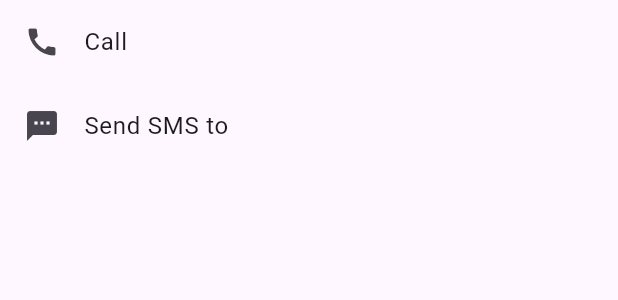
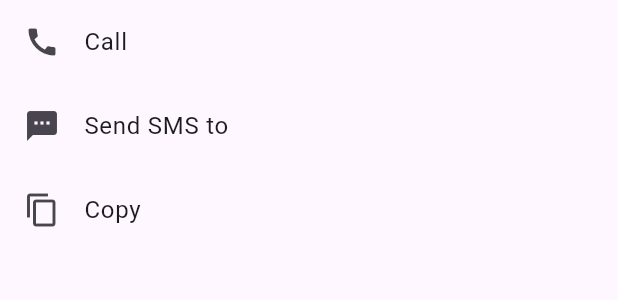
Before and after one commit to LGiki/qr-tools, a Flutter app: the PhoneNumberDetail widget shown alone on an empty page, opened directly with empty values, on a phone screen of 412 x 824 dp. Shown: the top 300 px of the screen. Run offline on Flutter 3.47's test engine with Material 2 defaults, Android fonts, the light colour scheme and no system bars; our stand-ins replace flutter_colorpicker, fluttertoast, image_picker, package_info_plus, qr_flutter; missing offline and left inert: mobile_scanner.

Commit message:
Add copy phone number button

```diff
--- a/lib/widgets/barcode_detail/phone_number_detail.dart
+++ b/lib/widgets/barcode_detail/phone_number_detail.dart
@@ -1,5 +1,7 @@
 import 'package:flutter/material.dart';
+import 'package:flutter/services.dart';
 import 'package:qr_tools/utils/url.dart';
+import 'package:fluttertoast/fluttertoast.dart';
 
 class PhoneNumberDetail extends StatelessWidget {
   const PhoneNumberDetail({Key? key, required this.phoneNumberUrl}) : super(key: key);
@@ -36,6 +38,18 @@ class PhoneNumberDetail extends StatelessWidget {
           ),
           title: Text('Send SMS to $phoneNumber'),
         ),
+        ListTile(
+          onTap: () {
+            Clipboard.setData(ClipboardData(text: phoneNumber)).then((value) => Fluttertoast.showToast(msg: 'Copied to clipboard'));
+          },
+          leading: Column(
+            mainAxisAlignment: MainAxisAlignment.center,
+            children: const <Widget>[
+              Icon(Icons.copy),
+            ],
+          ),
+          title: Text('Copy $phoneNumber'),
+        ),
       ],
     );
   }
```
